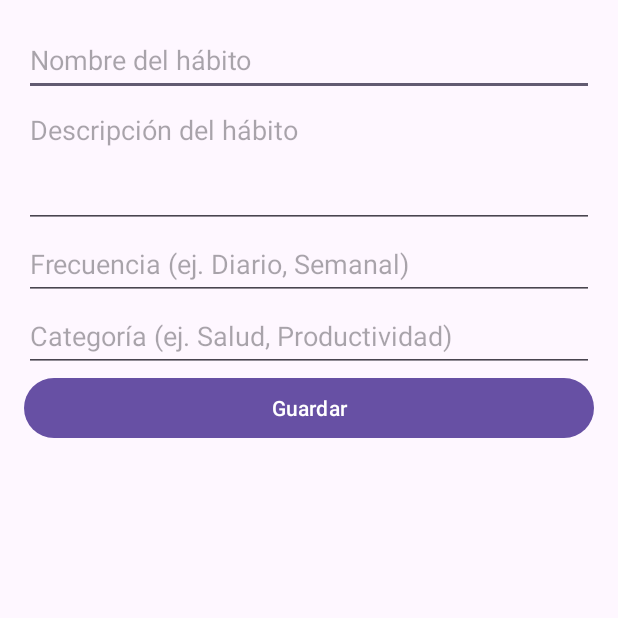
After one commit to braiss13/HabitApp, an Android app: the EditHabitActivity screen opened directly, with no data from a screen before it, on a phone screen of 412 x 824 dp, the top half of it. The commit adds this screen. Run offline under Robolectric (Android 15) with nearby library versions, the phone set to English and light mode, and no system bars.

Commit message:
(With Errors) Add HabitList

```diff
--- a/app/src/main/AndroidManifest.xml
+++ b/app/src/main/AndroidManifest.xml
@@ -33,6 +33,11 @@
             android:name=".MainActivity"
             android:exported="true" />
 
+        <activity android:name=".activities.HabitsListActivity" />
+        <activity android:name=".activities.AddHabitActivity" />
+        <activity android:name=".activities.EditHabitActivity" />
+
+
     </application>
 
 </manifest>
--- /dev/null
+++ b/app/src/main/java/org/uvigo/esei/com/dm/habitapp/activities/EditHabitActivity.java
@@ -0,0 +1,65 @@
+package org.uvigo.esei.com.dm.habitapp.activities;
+
+import android.database.Cursor;
+import android.os.Bundle;
+import android.widget.Button;
+import android.widget.EditText;
+import android.widget.Toast;
+
+import androidx.appcompat.app.AppCompatActivity;
+
+import org.uvigo.esei.com.dm.habitapp.R;
+import org.uvigo.esei.com.dm.habitapp.database.DBManager;
+
+public class EditHabitActivity extends AppCompatActivity {
+    private EditText edtName, edtDescription, edtFrequency, edtCategory;
+    private Button btnSave;
+    private DBManager dbManager;
+    private long habitId;
+
+    @Override
+    protected void onCreate(Bundle savedInstanceState) {
+        super.onCreate(savedInstanceState);
+        setContentView(R.layout.activity_edit_habit);
+
+        dbManager = new DBManager(this);
+        edtName = findViewById(R.id.edtHabitName);
+        edtDescription = findViewById(R.id.edtHabitDescription);
+        edtFrequency = findViewById(R.id.edtHabitFrequency);
+        edtCategory = findViewById(R.id.edtHabitCategory);
+        btnSave = findViewById(R.id.btnSaveHabit);
+
+        habitId = getIntent().getLongExtra("habit_id", -1);
+
+        loadHabitDetails();
+
+        btnSave.setOnClickListener(v -> updateHabit());
+    }
+
+    private void loadHabitDetails() {
+        Cursor cursor = dbManager.getAllHabits();
+        if (cursor.moveToPosition((int) habitId)) {
+            edtName.setText(cursor.getString(cursor.getColumnIndexOrThrow(DBManager.COLUMN_HABITO_NOMBRE)));
+            edtDescription.setText(cursor.getString(cursor.getColumnIndexOrThrow(DBManager.COLUMN_HABITO_DESCRIPCION)));
+            edtFrequency.setText(cursor.getString(cursor.getColumnIndexOrThrow(DBManager.COLUMN_HABITO_FRECUENCIA)));
+            edtCategory.setText(cursor.getString(cursor.getColumnIndexOrThrow(DBManager.COLUMN_HABITO_CATEGORIA)));
+        }
+        cursor.close();
+    }
+
+    private void updateHabit() {
+        String name = edtName.getText().toString().trim();
+        String description = edtDescription.getText().toString().trim();
+        String frequency = edtFrequency.getText().toString().trim();
+        String category = edtCategory.getText().toString().trim();
+
+        if (name.isEmpty() || frequency.isEmpty() || category.isEmpty()) {
+            Toast.makeText(this, "Por favor, completa todos los campos obligatorios", Toast.LENGTH_SHORT).show();
+            return;
+        }
+
+        dbManager.updateHabit((int) habitId, name, description, frequency, category, 0);
+        Toast.makeText(this, "Hábito actualizado con éxito", Toast.LENGTH_SHORT).show();
+        finish();
+    }
+}
--- a/app/src/main/java/org/uvigo/esei/com/dm/habitapp/activities/LoginActivity.java
+++ b/app/src/main/java/org/uvigo/esei/com/dm/habitapp/activities/LoginActivity.java
@@ -47,12 +47,10 @@ public class LoginActivity extends AppCompatActivity {
                 if (authenticateUser(username, password)) {
                     Toast.makeText(LoginActivity.this, "Inicio de sesión exitoso", Toast.LENGTH_SHORT).show();
 
-                    // Navegar a la lista de hábitos (comentado hasta que HabitsListActivity esté lista)
-                    /*
+                    // Navegar a la lista de hábitos
                     Intent intent = new Intent(LoginActivity.this, HabitsListActivity.class);
                     startActivity(intent);
                     finish();
-                    */
                 } else {
                     Toast.makeText(LoginActivity.this, "Credenciales incorrectas", Toast.LENGTH_SHORT).show();
                 }
--- a/app/src/main/java/org/uvigo/esei/com/dm/habitapp/database/DBManager.java
+++ b/app/src/main/java/org/uvigo/esei/com/dm/habitapp/database/DBManager.java
@@ -1,6 +1,9 @@
 package org.uvigo.esei.com.dm.habitapp.database;
 
+import android.content.ContentValues;
 import android.content.Context;
+import android.database.Cursor;
+import android.database.SQLException;
 import android.database.sqlite.SQLiteDatabase;
 import android.database.sqlite.SQLiteOpenHelper;
 
@@ -8,16 +11,27 @@ public class DBManager extends SQLiteOpenHelper {
     private static final String DB_NAME = "HabitAppDB";
     private static final int DB_VERSION = 1;
 
+    // Tabla de usuarios
     public static final String TABLE_USUARIOS = "usuarios";
     public static final String COLUMN_ID = "id";
     public static final String COLUMN_USERNAME = "username";
     public static final String COLUMN_PASSWORD = "password";
     public static final String COLUMN_EMAIL = "email";
 
+    // Tabla de hábitos
+    public static final String TABLE_HABITOS = "habitos";
+    public static final String COLUMN_HABITO_ID = "id";
+    public static final String COLUMN_HABITO_NOMBRE = "nombre";
+    public static final String COLUMN_HABITO_DESCRIPCION = "descripcion";
+    public static final String COLUMN_HABITO_FRECUENCIA = "frecuencia";
+    public static final String COLUMN_HABITO_CATEGORIA = "categoria";
+    public static final String COLUMN_HABITO_ESTADO = "estado";
+
     public DBManager(Context context) {
         super(context, DB_NAME, null, DB_VERSION);
     }
 
+    // Crear la base de datos
     @Override
     public void onCreate(SQLiteDatabase db) {
         String CREATE_TABLE_USUARIOS = "CREATE TABLE " + TABLE_USUARIOS + " (" +
@@ -26,11 +40,83 @@ public class DBManager extends SQLiteOpenHelper {
                 COLUMN_PASSWORD + " TEXT NOT NULL, " +
                 COLUMN_EMAIL + " TEXT NOT NULL UNIQUE)";
         db.execSQL(CREATE_TABLE_USUARIOS);
+
+        String CREATE_TABLE_HABITOS = "CREATE TABLE " + TABLE_HABITOS + " (" +
+                COLUMN_HABITO_ID + " INTEGER PRIMARY KEY AUTOINCREMENT, " +
+                COLUMN_HABITO_NOMBRE + " TEXT NOT NULL, " +
+                COLUMN_HABITO_DESCRIPCION + " TEXT, " +
+                COLUMN_HABITO_FRECUENCIA + " TEXT, " +
+                COLUMN_HABITO_CATEGORIA + " TEXT, " +
+                COLUMN_HABITO_ESTADO + " INTEGER DEFAULT 0)";
+        db.execSQL(CREATE_TABLE_HABITOS);
     }
 
+    // Actualizar la base de datos si la versión cambia
     @Override
     public void onUpgrade(SQLiteDatabase db, int oldVersion, int newVersion) {
         db.execSQL("DROP TABLE IF EXISTS " + TABLE_USUARIOS);
+        db.execSQL("DROP TABLE IF EXISTS " + TABLE_HABITOS);
         onCreate(db);
     }
+
+    // Métodos para gestionar usuarios (mantiene lo que ya había)
+    public Cursor getAllUsers() {
+        SQLiteDatabase db = this.getReadableDatabase();
+        return db.query(TABLE_USUARIOS, null, null, null, null, null, null);
+    }
+
+    public long insertUser(String username, String password, String email) {
+        SQLiteDatabase db = this.getWritableDatabase();
+        ContentValues values = new ContentValues();
+        values.put(COLUMN_USERNAME, username);
+        values.put(COLUMN_PASSWORD, password);
+        values.put(COLUMN_EMAIL, email);
+        return db.insert(TABLE_USUARIOS, null, values);
+    }
+
+    public Cursor authenticateUser(String username, String password) {
+        SQLiteDatabase db = this.getReadableDatabase();
+        return db.rawQuery("SELECT * FROM " + TABLE_USUARIOS + " WHERE " + COLUMN_USERNAME + "=? AND " + COLUMN_PASSWORD + "=?",
+                new String[]{username, password});
+    }
+
+    // Métodos para gestionar hábitos
+    public Cursor getAllHabits() {
+        SQLiteDatabase db = this.getReadableDatabase();
+        return db.query(TABLE_HABITOS, null, null, null, null, null, null);
+    }
+
+    public long insertHabit(String nombre, String descripcion, String frecuencia, String categoria) {
+        SQLiteDatabase db = this.getWritableDatabase();
+        ContentValues values = new ContentValues();
+        values.put(COLUMN_HABITO_NOMBRE, nombre);
+        values.put(COLUMN_HABITO_DESCRIPCION, descripcion);
+        values.put(COLUMN_HABITO_FRECUENCIA, frecuencia);
+        values.put(COLUMN_HABITO_CATEGORIA, categoria);
+        return db.insert(TABLE_HABITOS, null, values);
+    }
+
+    public int updateHabit(int id, String nombre, String descripcion, String frecuencia, String categoria, int estado) {
+        SQLiteDatabase db = this.getWritableDatabase();
+        ContentValues values = new ContentValues();
+        values.put(COLUMN_HABITO_NOMBRE, nombre);
+        values.put(COLUMN_HABITO_DESCRIPCION, descripcion);
+        values.put(COLUMN_HABITO_FRECUENCIA, frecuencia);
+        values.put(COLUMN_HABITO_CATEGORIA, categoria);
+        values.put(COLUMN_HABITO_ESTADO, estado);
+        return db.update(TABLE_HABITOS, values, COLUMN_HABITO_ID + "=?", new String[]{String.valueOf(id)});
+    }
+
+    public int deleteHabit(int id) {
+        SQLiteDatabase db = this.getWritableDatabase();
+        return db.delete(TABLE_HABITOS, COLUMN_HABITO_ID + "=?", new String[]{String.valueOf(id)});
+    }
+
+    public void clearDatabase() {
+        SQLiteDatabase db = this.getWritableDatabase();
+        db.execSQL("DROP TABLE IF EXISTS " + TABLE_USUARIOS);
+        db.execSQL("DROP TABLE IF EXISTS " + TABLE_HABITOS);
+        onCreate(db);
+    }
+
 }
--- /dev/null
+++ b/app/src/main/res/layout/activity_edit_habit.xml
@@ -0,0 +1,49 @@
+<?xml version="1.0" encoding="utf-8"?>
+<ScrollView
+    xmlns:android="http://schemas.android.com/apk/res/android"
+    android:layout_width="match_parent"
+    android:layout_height="match_parent"
+    android:padding="16dp">
+
+    <LinearLayout
+        android:layout_width="match_parent"
+        android:layout_height="wrap_content"
+        android:orientation="vertical">
+
+        <EditText
+            android:id="@+id/edtHabitName"
+            android:layout_width="match_parent"
+            android:layout_height="48dp"
+            android:hint="Nombre del hábito"
+            android:inputType="text" />
+
+        <EditText
+            android:id="@+id/edtHabitDescription"
+            android:layout_width="match_parent"
+            android:layout_height="wrap_content"
+            android:hint="Descripción del hábito"
+            android:inputType="textMultiLine"
+            android:lines="3"
+            android:gravity="top" />
+
+        <EditText
+            android:id="@+id/edtHabitFrequency"
+            android:layout_width="match_parent"
+            android:layout_height="48dp"
+            android:hint="Frecuencia (ej. Diario, Semanal)"
+            android:inputType="text" />
+
+        <EditText
+            android:id="@+id/edtHabitCategory"
+            android:layout_width="match_parent"
+            android:layout_height="48dp"
+            android:hint="Categoría (ej. Salud, Productividad)"
+            android:inputType="text" />
+
+        <Button
+            android:id="@+id/btnSaveHabit"
+            android:layout_width="match_parent"
+            android:layout_height="wrap_content"
+            android:text="Guardar" />
+    </LinearLayout>
+</ScrollView>
--- a/gradle/libs.versions.toml
+++ b/gradle/libs.versions.toml
@@ -1,5 +1,5 @@
 [versions]
-agp = "8.6.0"
+agp = "8.3.2"
 junit = "4.13.2"
 junitVersion = "1.2.1"
 espressoCore = "3.6.1"
```
Also changed, not shown: app/src/main/java/org/uvigo/esei/com/dm/habitapp/activities/AddHabitActivity.java (added, +49 -0 lines), app/src/main/java/org/uvigo/esei/com/dm/habitapp/activities/HabitsListActivity.java (added, +137 -0 lines), app/src/main/java/org/uvigo/esei/com/dm/habitapp/models/Habito.java (added, +72 -0 lines), app/src/main/res/layout/activity_add_habit.xml (added, +49 -0 lines), app/src/main/res/layout/activity_habits_list.xml (added, +15 -0 lines), app/src/main/res/layout/list_item_habit.xml (added, +26 -0 lines), app/src/main/res/menu/menu_contextual_habit.xml (added, +11 -0 lines), app/src/main/res/menu/menu_main.xml (added, +14 -0 lines), build.gradle.kts (line endings or trailing spaces), gradle/wrapper/gradle-wrapper.properties.
